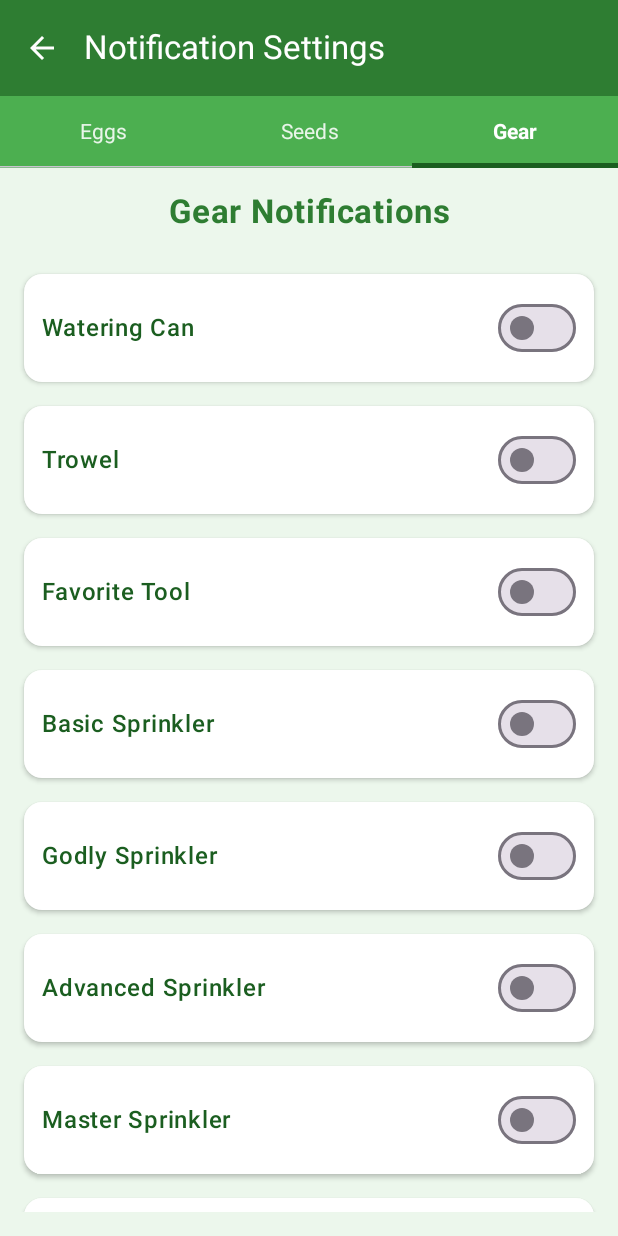
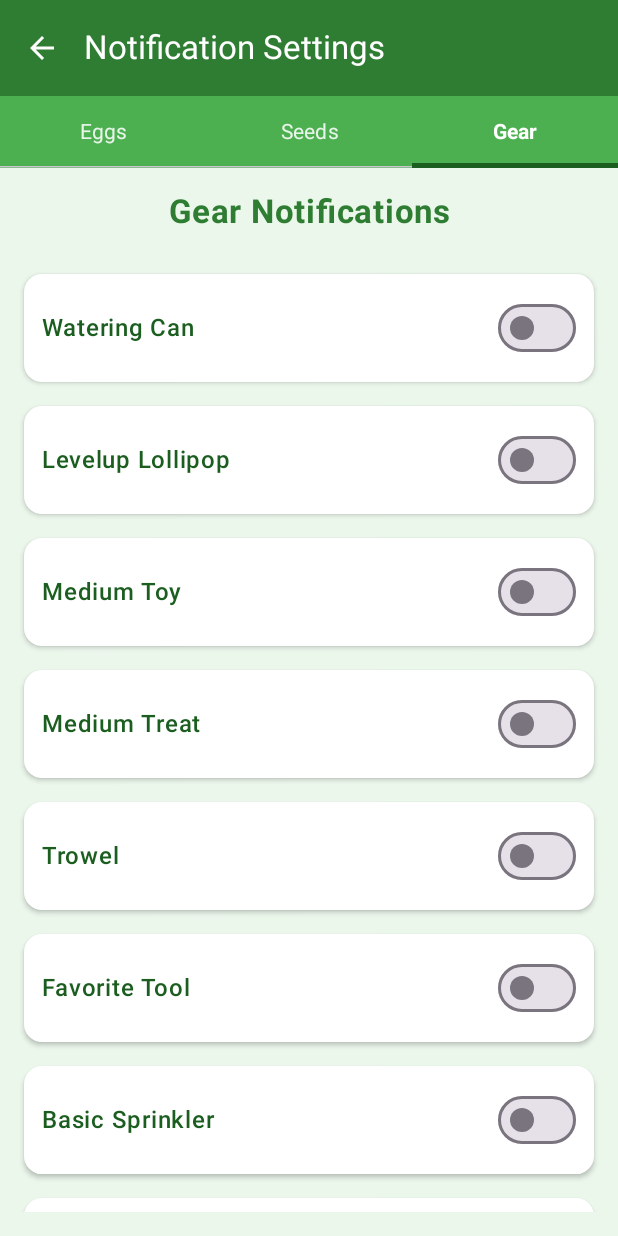
Before and after one commit to jonvicbarcenas/GAGgy, an Android app built with Jetpack Compose: the ListToggleScreen screen opened through its navigation route, tab 3 chosen, on a phone screen of 412 x 824 dp. Run offline under Robolectric (Android 15) with nearby library versions, the phone set to English and light mode, and no system bars; our stand-ins replace Firebase (no records; nobody signed in at launch, a user with empty details on screens opened directly).

Commit message:
Add new gear items: Levelup Lollipop, Medium Toy, and Medium Treat; update version.json

```diff
--- a/app/build.gradle.kts
+++ b/app/build.gradle.kts
@@ -13,7 +13,7 @@ android {
         minSdk = 24
         targetSdk = 34
         versionCode = 1
-        versionName = "2.1.5"
+        versionName = "2.1.6"
 
         testInstrumentationRunner = "androidx.test.runner.AndroidJUnitRunner"
         vectorDrawables {
--- a/app/src/main/java/com/dainsleif/gaggy/service/NotificationSoundService.kt
+++ b/app/src/main/java/com/dainsleif/gaggy/service/NotificationSoundService.kt
@@ -179,6 +179,9 @@ class NotificationSoundService(private val context: Context) {
         // Add gear items if available
         gardenData.datas.stocks?.gear?.let { gearData ->
             currentGear["Watering Can"] = gearData.items.filter { it.name == "Watering Can" }
+            currentGear["Levelup Lollipop"] = gearData.items.filter { it.name == "Levelup Lollipop" }
+            currentGear["Medium Toy"] = gearData.items.filter { it.name == "Medium Toy" }
+            currentGear["Medium Treat"] = gearData.items.filter { it.name == "Medium Treat" }
             currentGear["Trowel"] = gearData.items.filter { it.name == "Trowel" }
             currentGear["Favorite Tool"] = gearData.items.filter { it.name == "Favorite Tool" }
             currentGear["Basic Sprinkler"] = gearData.items.filter { it.name == "Basic Sprinkler" }
--- a/app/src/main/java/com/dainsleif/gaggy/ui/screens/ListToggleScreen.kt
+++ b/app/src/main/java/com/dainsleif/gaggy/ui/screens/ListToggleScreen.kt
@@ -236,6 +236,9 @@ fun GearNotificationsTab(context: Context, scrollState: androidx.compose.foundat
 
         // Gear items
         GearToggleItem(name = "Watering Can", context = context)
+        GearToggleItem(name = "Levelup Lollipop", context = context)
+        GearToggleItem(name = "Medium Toy", context = context)
+        GearToggleItem(name = "Medium Treat", context = context)
         GearToggleItem(name = "Trowel", context = context)
         GearToggleItem(name = "Favorite Tool", context = context)
         GearToggleItem(name = "Basic Sprinkler", context = context)
```
Also changed, not shown: 1 other file.
